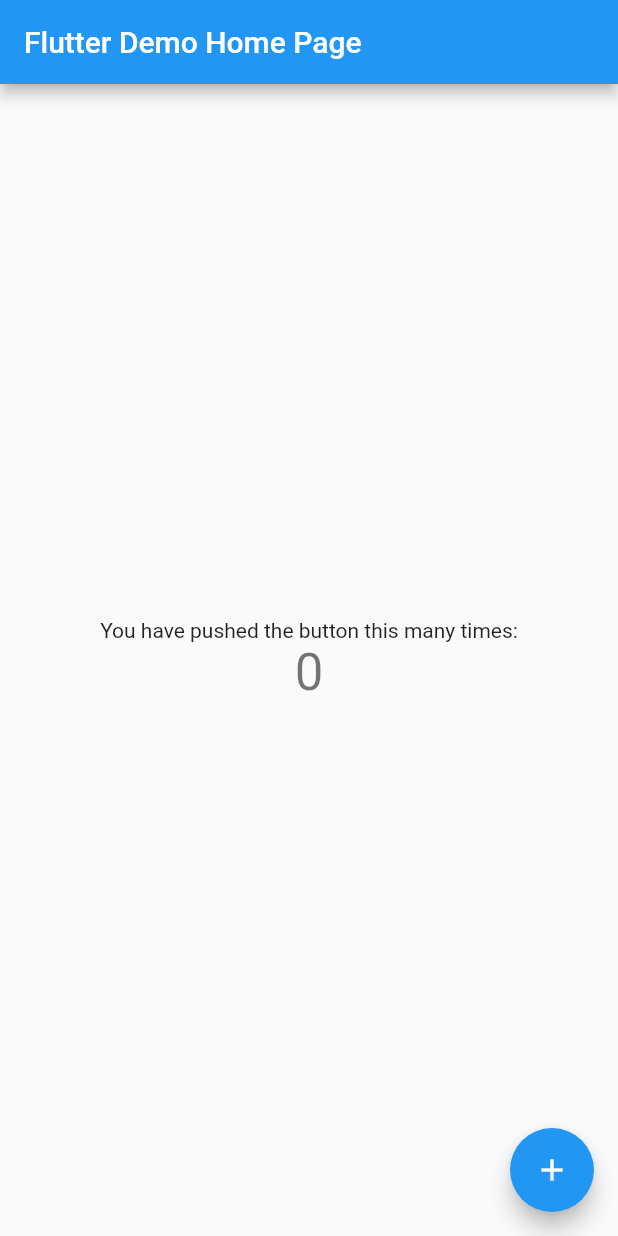
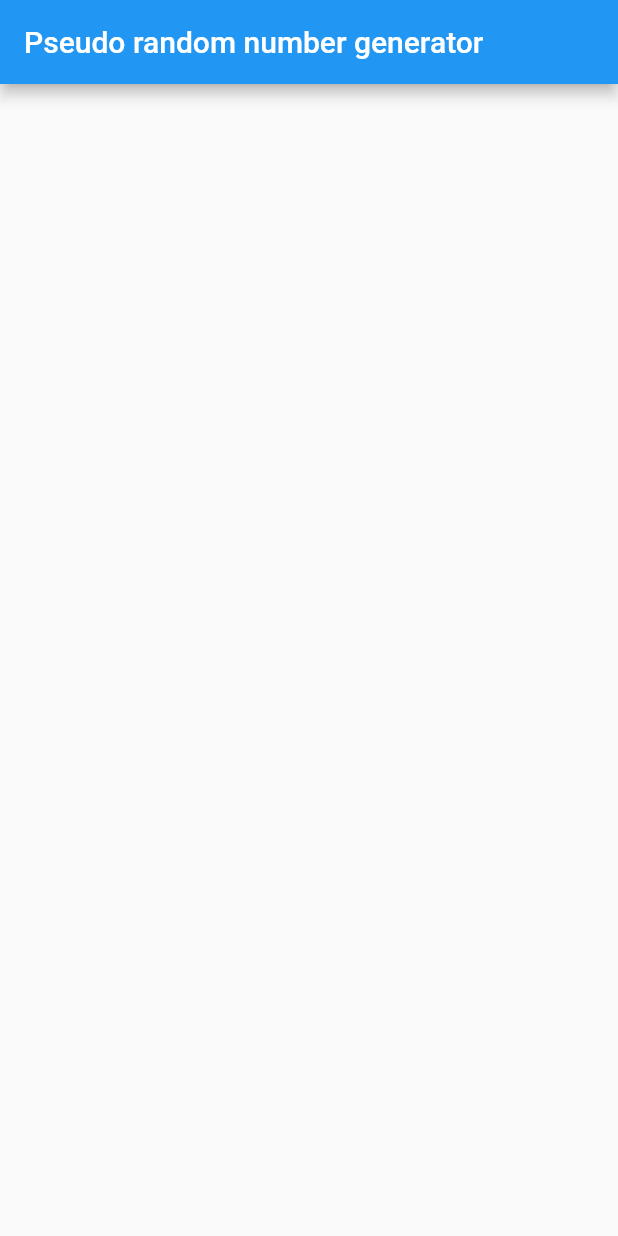
Before and after one commit to Pavlo99/pseudo_random_number_generator, a Flutter app: the screen it shows after launch, on a phone screen of 412 x 824 dp. Run offline on Flutter 3.47's test engine with Material 2 defaults, Android fonts, the light colour scheme and no system bars.

Commit message:
Clean up unnecessary code.

```diff
--- a/lib/main.dart
+++ b/lib/main.dart
@@ -5,39 +5,20 @@
 }
 
 class MyApp extends StatelessWidget {
-  // This widget is the root of your application.
   @override
   Widget build(BuildContext context) {
     return MaterialApp(
-      title: 'Flutter Demo',
+      title: 'Random',
       theme: ThemeData(
-        // This is the theme of your application.
-        //
-        // Try running your application with "flutter run". You'll see the
-        // application has a blue toolbar. Then, without quitting the app, try
-        // changing the primarySwatch below to Colors.green and then invoke
-        // "hot reload" (press "r" in the console where you ran "flutter run",
-        // or simply save your changes to "hot reload" in a Flutter IDE).
-        // Notice that the counter didn't reset back to zero; the application
-        // is not restarted.
         primarySwatch: Colors.blue,
       ),
-      home: MyHomePage(title: 'Flutter Demo Home Page'),
+      home: MyHomePage(title: 'Pseudo random number generator'),
     );
   }
 }
 
 class MyHomePage extends StatefulWidget {
   MyHomePage({Key? key, required this.title}) : super(key: key);
-
-  // This widget is the home page of your application. It is stateful, meaning
-  // that it has a State object (defined below) that contains fields that affect
-  // how it looks.
-
-  // This class is the configuration for the state. It holds the values (in this
-  // case the title) provided by the parent (in this case the App widget) and
-  // used by the build method of the State. Fields in a Widget subclass are
-  // always marked "final".
 
   final String title;
 
@@ -46,68 +27,20 @@
 }
 
 class _MyHomePageState extends State<MyHomePage> {
-  int _counter = 0;
-
-  void _incrementCounter() {
-    setState(() {
-      // This call to setState tells the Flutter framework that something has
-      // changed in this State, which causes it to rerun the build method below
-      // so that the display can reflect the updated values. If we changed
-      // _counter without calling setState(), then the build method would not be
-      // called again, and so nothing would appear to happen.
-      _counter++;
-    });
-  }
 
   @override
   Widget build(BuildContext context) {
-    // This method is rerun every time setState is called, for instance as done
-    // by the _incrementCounter method above.
-    //
-    // The Flutter framework has been optimized to make rerunning build methods
-    // fast, so that you can just rebuild anything that needs updating rather
-    // than having to individually change instances of widgets.
     return Scaffold(
       appBar: AppBar(
-        // Here we take the value from the MyHomePage object that was created by
-        // the App.build method, and use it to set our appbar title.
         title: Text(widget.title),
       ),
       body: Center(
-        // Center is a layout widget. It takes a single child and positions it
-        // in the middle of the parent.
         child: Column(
-          // Column is also a layout widget. It takes a list of children and
-          // arranges them vertically. By default, it sizes itself to fit its
-          // children horizontally, and tries to be as tall as its parent.
-          //
-          // Invoke "debug painting" (press "p" in the console, choose the
-          // "Toggle Debug Paint" action from the Flutter Inspector in Android
-          // Studio, or the "Toggle Debug Paint" command in Visual Studio Code)
-          // to see the wireframe for each widget.
-          //
-          // Column has various properties to control how it sizes itself and
-          // how it positions its children. Here we use mainAxisAlignment to
-          // center the children vertically; the main axis here is the vertical
-          // axis because Columns are vertical (the cross axis would be
-          // horizontal).
           mainAxisAlignment: MainAxisAlignment.center,
           children: <Widget>[
-            Text(
-              'You have pushed the button this many times:',
-            ),
-            Text(
-              '$_counter',
-              style: Theme.of(context).textTheme.headline4,
-            ),
           ],
         ),
       ),
-      floatingActionButton: FloatingActionButton(
-        onPressed: _incrementCounter,
-        tooltip: 'Increment',
-        child: Icon(Icons.add),
-      ), // This trailing comma makes auto-formatting nicer for build methods.
     );
   }
 }
```
